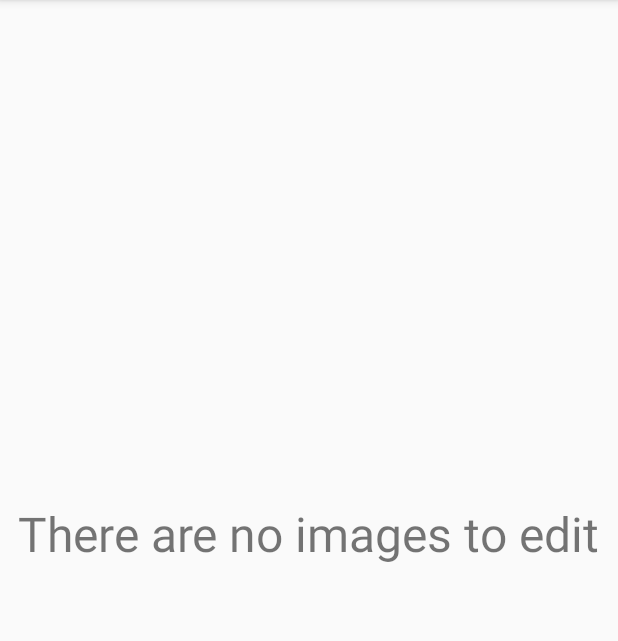
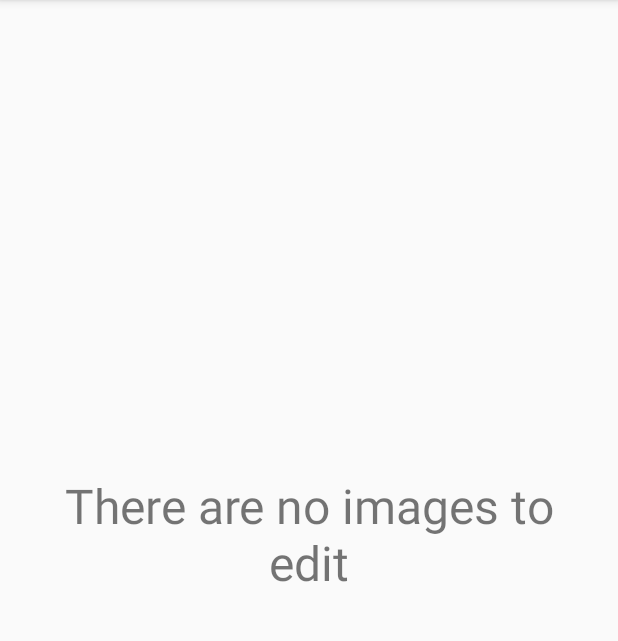
Before and after one commit to InvisibleTeam/GoInvisible, an Android app: the screen it shows after launch (ImagesActivity), on a phone screen of 412 x 824 dp, the part 84-725 px from its top. Run offline under Robolectric (Android 15) with nearby library versions, the phone set to English and light mode, and no system bars; our stand-ins replace data binding.

Commit message:
Fix unused resources issue

```diff
--- a/app/src/main/res/layout/activity_images.xml
+++ b/app/src/main/res/layout/activity_images.xml
@@ -35,7 +35,7 @@
             android:layout_width="wrap_content"
             android:layout_height="wrap_content"
             android:layout_centerInParent="true"
-            android:layout_margin="@dimen/images_grid_margin"
+            android:layout_margin="@dimen/text_view_margin"
             android:text="@string/no_images_info"
             android:textAlignment="center"
             android:textSize="@dimen/information_text_size"
```
